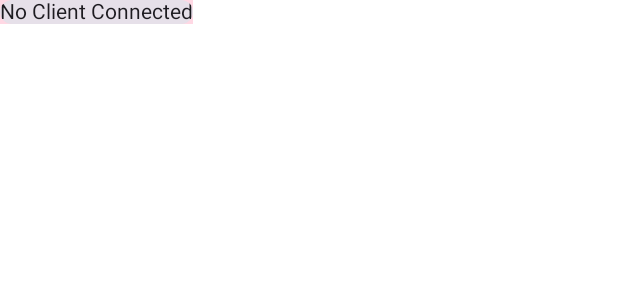
After one commit to MusaKavak/uzayan-android, an Android app built with Jetpack Compose: the @Preview function ConnectionStateCard, on a phone screen of 412 x 824 dp. The commit adds this screen. Shown: the top 300 px of the screen. Run offline under Robolectric (Android 15) with nearby library versions, the phone set to English and light mode, and no system bars.

Commit message:
Pairing Managament

```diff
--- a/app/build.gradle
+++ b/app/build.gradle
@@ -66,5 +66,6 @@ dependencies {
     //Gson
     implementation 'com.google.code.gson:gson:2.10.1'
     implementation 'org.json:json:20220924'
-
+    // https://mvnrepository.com/artifact/androidx.lifecycle/lifecycle-viewmodel-ktx
+    runtimeOnly 'androidx.lifecycle:lifecycle-viewmodel-ktx:2.6.1'
 }
--- /dev/null
+++ b/app/src/main/java/dev/musakavak/uzayan/components/ConnectionStateCard.kt
@@ -0,0 +1,24 @@
+package dev.musakavak.uzayan.components
+
+import androidx.compose.foundation.background
+import androidx.compose.material3.Card
+import androidx.compose.material3.MaterialTheme
+import androidx.compose.material3.Text
+import androidx.compose.runtime.Composable
+import androidx.compose.ui.Modifier
+import androidx.compose.ui.tooling.preview.Preview
+import dev.musakavak.uzayan.socket.TcpSocket
+
+@Composable
+@Preview
+fun ConnectionStateCard() {
+    Card(
+        modifier = Modifier.background(MaterialTheme.colorScheme.tertiaryContainer)
+    ) {
+        if (TcpSocket.connectedClientPort != null) {
+            Text(text = "Connected To Port ${TcpSocket.connectedClientPort}")
+        } else {
+            Text(text = "No Client Connected")
+        }
+    }
+}
--- a/app/src/main/java/dev/musakavak/uzayan/models/ConnectionObject.kt
+++ b/app/src/main/java/dev/musakavak/uzayan/models/NetworkMessage.kt
@@ -1,6 +1,6 @@
 package dev.musakavak.uzayan.models
 
-data class ConnectionObject<T>(
+data class NetworkMessage<T>(
     val event: String,
-    val input: T
+    val payload: T
 )
--- a/app/src/main/java/dev/musakavak/uzayan/models/PairObject.kt
+++ b/app/src/main/java/dev/musakavak/uzayan/models/PairObject.kt
@@ -1,6 +1,7 @@
 package dev.musakavak.uzayan.models
 
 data class PairObject(
-    val port: Int?,
-    var code: String?
+    val port: Int,
+    var code: String,
+    var name: String
 )
```
Also changed, not shown: app/src/main/java/dev/musakavak/uzayan/MainActivity.kt (+10 -3 lines), app/src/main/java/dev/musakavak/uzayan/socket/TcpSocket.kt (+8 -2 lines), app/src/main/java/dev/musakavak/uzayan/tools/PairTool.kt (+7 -4 lines), app/src/main/res/drawable/uzayan_icon.xml (added, +18 -0 lines).
